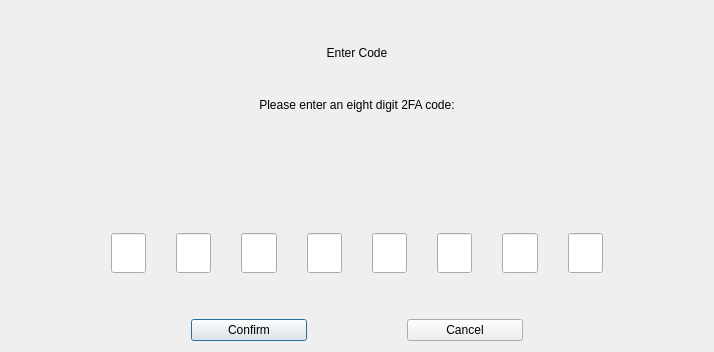
The window that src/qt/forms/2faconfirmdialog.ui (nashsclay/DAPSCoin) describes before a commit, drawn with Qt 5.
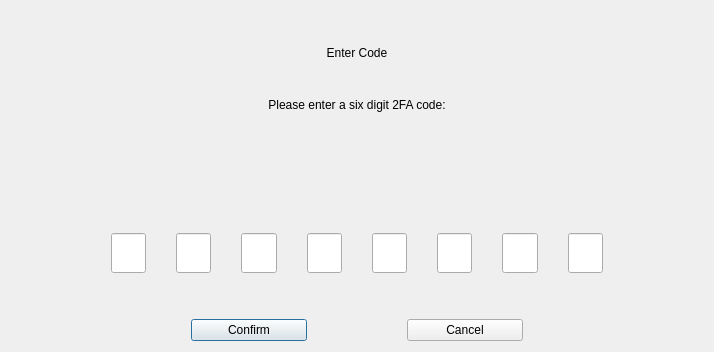
The same window after the commit.

Commit message: Add 2FA digits settings/options (6 or 8)

```diff
--- a/src/qt/forms/2faconfirmdialog.ui
+++ b/src/qt/forms/2faconfirmdialog.ui
@@ -42,7 +42,7 @@
      <item>
       <widget class="QLabel" name="label">
        <property name="text">
-        <string>Please enter an eight digit 2FA code:</string>
+        <string>Please enter a six digit 2FA code:</string>
        </property>
        <property name="alignment">
         <set>Qt::AlignCenter</set>
```
The commit also changes 10 other files.
